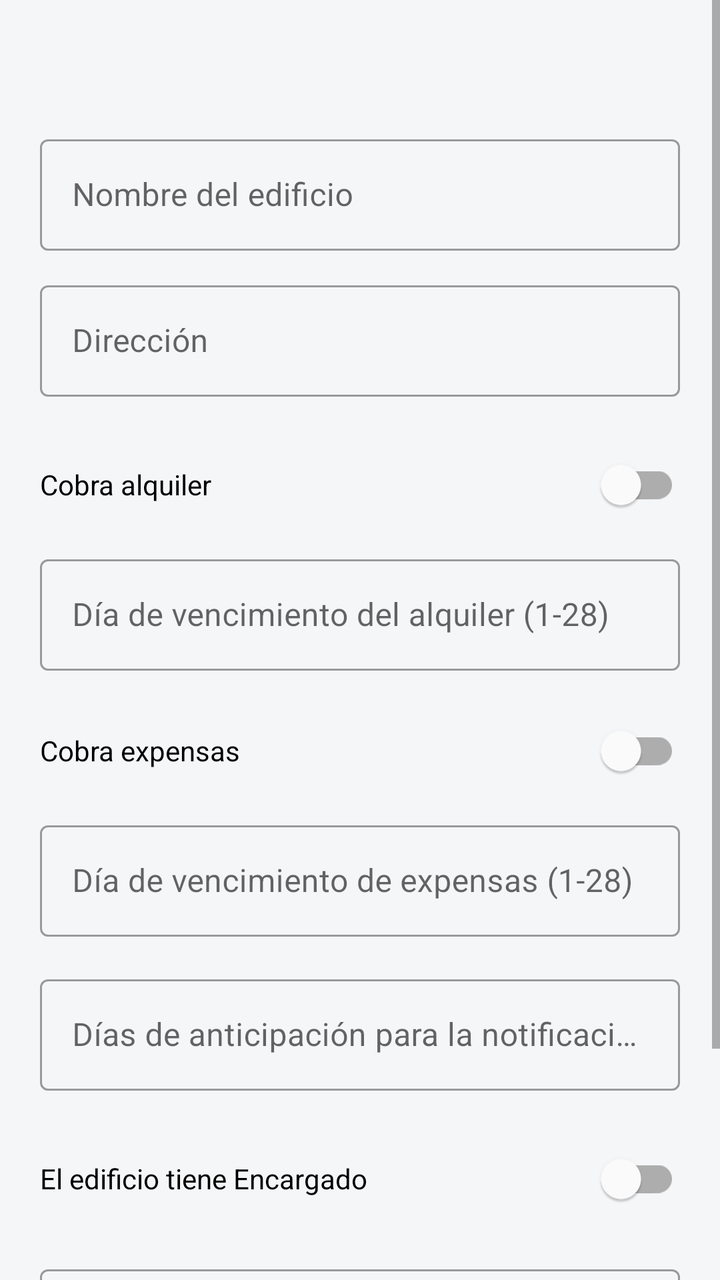
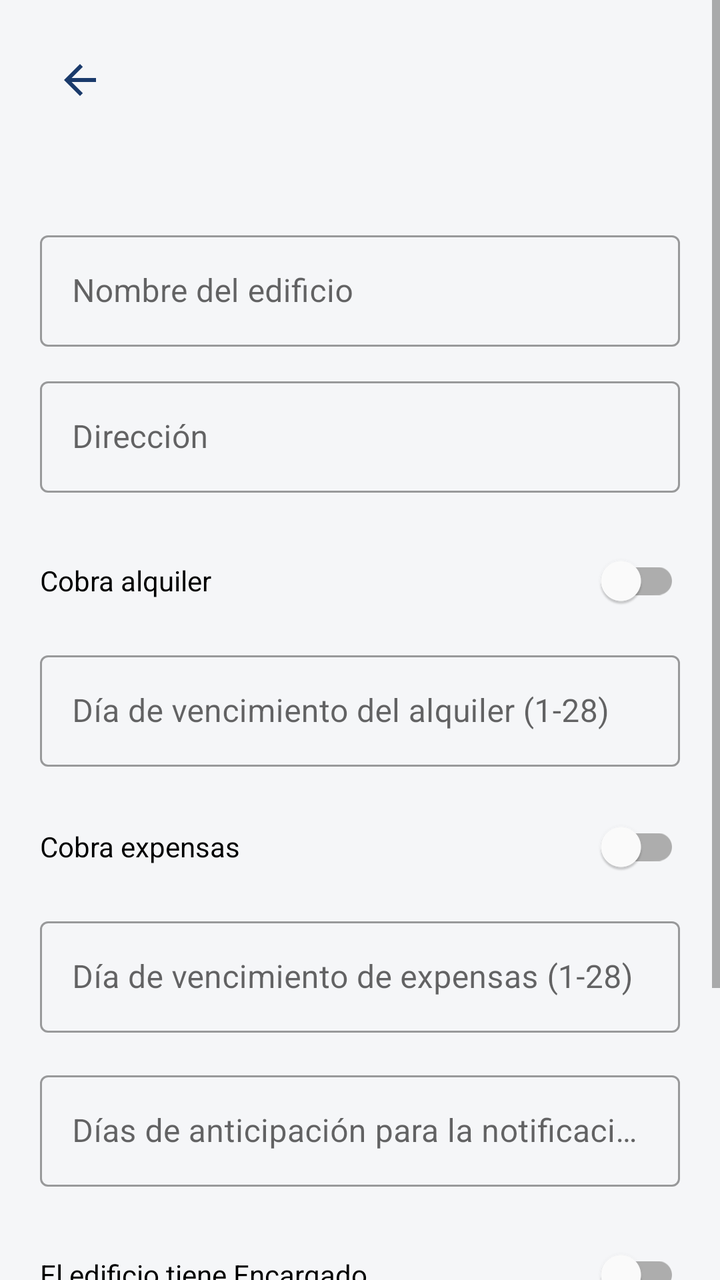

Before-and-after screenshots of an Android layout around one commit, followed by the original layout XML and the change that was made.
<!-- AndroidManifest.xml: application theme Theme.ConsorcioTransparente -->
<!-- res/layout/activity_building_config.xml -->
<?xml version="1.0" encoding="utf-8"?>
<ScrollView xmlns:android="http://schemas.android.com/apk/res/android"
    android:layout_width="match_parent"
    android:layout_height="match_parent"
    android:background="@color/background"
    android:fillViewport="true">

    <LinearLayout
        android:layout_width="match_parent"
        android:layout_height="wrap_content"
        android:orientation="vertical"
        android:padding="20dp">

        <TextView
            android:id="@+id/textTitle"
            android:layout_width="wrap_content"
            android:layout_height="wrap_content"
            android:textColor="@color/navy"
            android:textSize="18sp"
            android:textStyle="bold" />

        <com.google.android.material.textfield.TextInputLayout
            android:layout_width="match_parent"
            android:layout_height="wrap_content"
            android:layout_marginTop="20dp"
            style="@style/Widget.MaterialComponents.TextInputLayout.OutlinedBox">

            <com.google.android.material.textfield.TextInputEditText
                android:id="@+id/inputName"
                android:layout_width="match_parent"
                android:layout_height="wrap_content"
                android:hint="@string/building_name_hint" />
        </com.google.android.material.textfield.TextInputLayout>

        <com.google.android.material.textfield.TextInputLayout
            android:layout_width="match_parent"
            android:layout_height="wrap_content"
            android:layout_marginTop="12dp"
            style="@style/Widget.MaterialComponents.TextInputLayout.OutlinedBox">

            <com.google.android.material.textfield.TextInputEditText
                android:id="@+id/inputAddress"
                android:layout_width="match_parent"
                android:layout_height="wrap_content"
                android:hint="@string/building_address_hint" />
        </com.google.android.material.textfield.TextInputLayout>

        <com.google.android.material.switchmaterial.SwitchMaterial
            android:id="@+id/switchChargesRent"
            android:layout_width="match_parent"
            android:layout_height="wrap_content"
            android:layout_marginTop="20dp"
            android:text="@string/building_charges_rent" />

        <com.google.android.material.textfield.TextInputLayout
            android:layout_width="match_parent"
            android:layout_height="wrap_content"
            android:layout_marginTop="8dp"
            style="@style/Widget.MaterialComponents.TextInputLayout.OutlinedBox">

            <com.google.android.material.textfield.TextInputEditText
                android:id="@+id/inputRentDueDay"
                android:layout_width="match_parent"
                android:layout_height="wrap_content"
                android:hint="@string/building_rent_due_day"
                android:inputType="number" />
        </com.google.android.material.textfield.TextInputLayout>

        <com.google.android.material.switchmaterial.SwitchMaterial
            android:id="@+id/switchChargesExpenses"
            android:layout_width="match_parent"
            android:layout_height="wrap_content"
            android:layout_marginTop="16dp"
            android:text="@string/building_charges_expenses" />

        <com.google.android.material.textfield.TextInputLayout
            android:layout_width="match_parent"
            android:layout_height="wrap_content"
            android:layout_marginTop="8dp"
            style="@style/Widget.MaterialComponents.TextInputLayout.OutlinedBox">

            <com.google.android.material.textfield.TextInputEditText
                android:id="@+id/inputExpensesDueDay"
                android:layout_width="match_parent"
                android:layout_height="wrap_content"
                android:hint="@string/building_expenses_due_day"
                android:inputType="number" />
        </com.google.android.material.textfield.TextInputLayout>

        <com.google.android.material.textfield.TextInputLayout
            android:layout_width="match_parent"
            android:layout_height="wrap_content"
            android:layout_marginTop="16dp"
            style="@style/Widget.MaterialComponents.TextInputLayout.OutlinedBox">

            <com.google.android.material.textfield.TextInputEditText
                android:id="@+id/inputReminderDays"
                android:layout_width="match_parent"
                android:layout_height="wrap_content"
                android:hint="@string/building_reminder_days"
                android:inputType="number" />
        </com.google.android.material.textfield.TextInputLayout>

        <com.google.android.material.switchmaterial.SwitchMaterial
            android:id="@+id/switchHasEncargado"
            android:layout_width="match_parent"
            android:layout_height="wrap_content"
            android:layout_marginTop="20dp"
            android:text="@string/building_has_encargado" />

        <com.google.android.material.textfield.TextInputLayout
            android:layout_width="match_parent"
            android:layout_height="wrap_content"
            android:layout_marginTop="16dp"
            style="@style/Widget.MaterialComponents.TextInputLayout.OutlinedBox">

            <com.google.android.material.textfield.TextInputEditText
                android:id="@+id/inputAmenities"
                android:layout_width="match_parent"
                android:layout_height="wrap_content"
                android:hint="@string/building_amenities_hint" />
        </com.google.android.material.textfield.TextInputLayout>

        <ProgressBar
            android:id="@+id/progressBar"
            android:layout_width="wrap_content"
            android:layout_height="wrap_content"
            android:layout_marginTop="16dp"
            android:layout_gravity="center"
            android:visibility="gone" />

        <TextView
            android:id="@+id/textError"
            android:layout_width="match_parent"
            android:layout_height="wrap_content"
            android:layout_marginTop="8dp"
            android:textColor="@color/tag_red_fg"
            android:textSize="12sp"
            android:visibility="gone" />

        <Button
            android:id="@+id/buttonSave"
            android:layout_width="match_parent"
            android:layout_height="wrap_content"
            android:layout_marginTop="16dp"
            android:backgroundTint="@color/navy"
            android:paddingVertical="12dp"
            android:textAllCaps="false" />

    </LinearLayout>
</ScrollView>
<!-- resources referenced by this layout -->
<resources>
  <color name="background">#F5F6F8</color>
  <color name="navy">#1A3A6B</color>
  <color name="tag_red_fg">#991B1B</color>
  <string name="building_address_hint">Dirección</string>
  <string name="building_amenities_hint">Espacios comunes, separados por coma (ej. SUM, Parrilla)</string>
  <string name="building_charges_expenses">Cobra expensas</string>
  <string name="building_charges_rent">Cobra alquiler</string>
  <string name="building_expenses_due_day">Día de vencimiento de expensas (1-28)</string>
  <string name="building_has_encargado">El edificio tiene Encargado</string>
  <string name="building_name_hint">Nombre del edificio</string>
  <string name="building_reminder_days">Días de anticipación para la notificación</string>
  <string name="building_rent_due_day">Día de vencimiento del alquiler (1-28)</string>
  <style name="Theme.ConsorcioTransparente" parent="Theme.MaterialComponents.DayNight.NoActionBar">
          <item name="colorPrimary">@color/navy</item>
          <item name="colorPrimaryDark">@color/navy_dark</item>
          <item name="colorAccent">@color/blue_accent</item>
          <item name="android:windowBackground">@color/background</item>
          <item name="android:statusBarColor" tools:targetApi="l">@color/navy</item>
      </style>
  <color name="navy_dark">#0F2647</color>
  <color name="blue_accent">#3B82F6</color>
</resources>

<!-- the commit's change to res/layout/activity_building_config.xml (unified diff, before → after) -->
@@ -10,6 +10,17 @@
         android:layout_height="wrap_content"
         android:orientation="vertical"
         android:padding="20dp">
+
+        <ImageButton
+            android:id="@+id/buttonBack"
+            android:layout_width="40dp"
+            android:layout_height="40dp"
+            android:layout_gravity="start"
+            android:layout_marginBottom="8dp"
+            android:background="?attr/selectableItemBackgroundBorderless"
+            android:contentDescription="@string/back"
+            android:src="@drawable/ic_back"
+            android:tint="@color/navy" />
 
         <TextView
             android:id="@+id/textTitle"
<!-- resource entries referenced after the edit -->
@@ -3,6 +3,18 @@
   <color name="background">#F5F6F8</color>
   <color name="navy">#1A3A6B</color>
   <color name="tag_red_fg">#991B1B</color>
+  <!-- drawable ic_back (drawable) -->
+  <?xml version="1.0" encoding="utf-8"?>
+  <vector xmlns:android="http://schemas.android.com/apk/res/android"
+      android:width="24dp"
+      android:height="24dp"
+      android:viewportWidth="24"
+      android:viewportHeight="24">
+      <path
+          android:fillColor="#FF000000"
+          android:pathData="M20,11H7.83l5.59,-5.59L12,4l-8,8 8,8 1.41,-1.41L7.83,13H20v-2z" />
+  </vector>
+  <string name="back">Volver</string>
   <string name="building_address_hint">Dirección</string>
   <string name="building_amenities_hint">Espacios comunes, separados por coma (ej. SUM, Parrilla)</string>
   <string name="building_charges_expenses">Cobra expensas</string>
@@ -12,14 +24,16 @@
   <string name="building_name_hint">Nombre del edificio</string>
   <string name="building_reminder_days">Días de anticipación para la notificación</string>
   <string name="building_rent_due_day">Día de vencimiento del alquiler (1-28)</string>
-  <style name="Theme.ConsorcioTransparente" parent="Theme.MaterialComponents.DayNight.NoActionBar">
+  <style name="Theme.ConsorcioTransparente" parent="Theme.MaterialComponents.Light.NoActionBar">
           <item name="colorPrimary">@color/navy</item>
           <item name="colorPrimaryDark">@color/navy_dark</item>
           <item name="colorAccent">@color/blue_accent</item>
           <item name="android:windowBackground">@color/background</item>
           <item name="android:statusBarColor" tools:targetApi="l">@color/navy</item>
+          <item name="colorTextSecondary">@color/text_secondary</item>
       </style>
   <color name="navy_dark">#0F2647</color>
   <color name="blue_accent">#3B82F6</color>
+  <color name="text_secondary">#6B7280</color>
 </resources>
 
